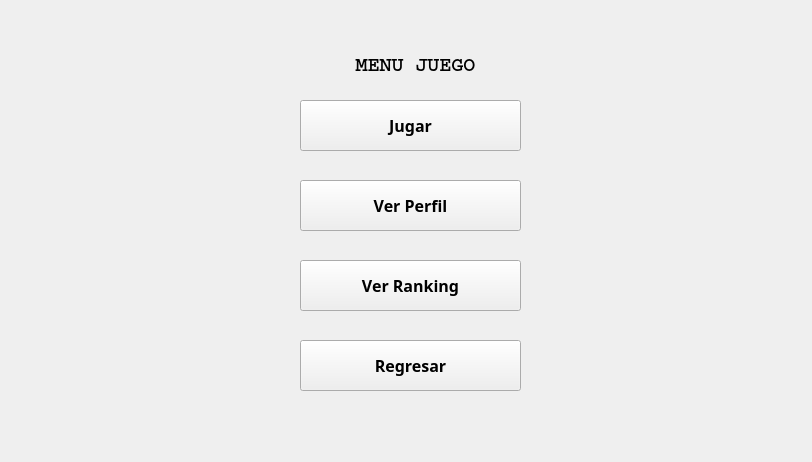
Above: Minesweeper/frmmenujuego.ui from WeaselSSH/Minesweeper before the change. Below: the same form after it.
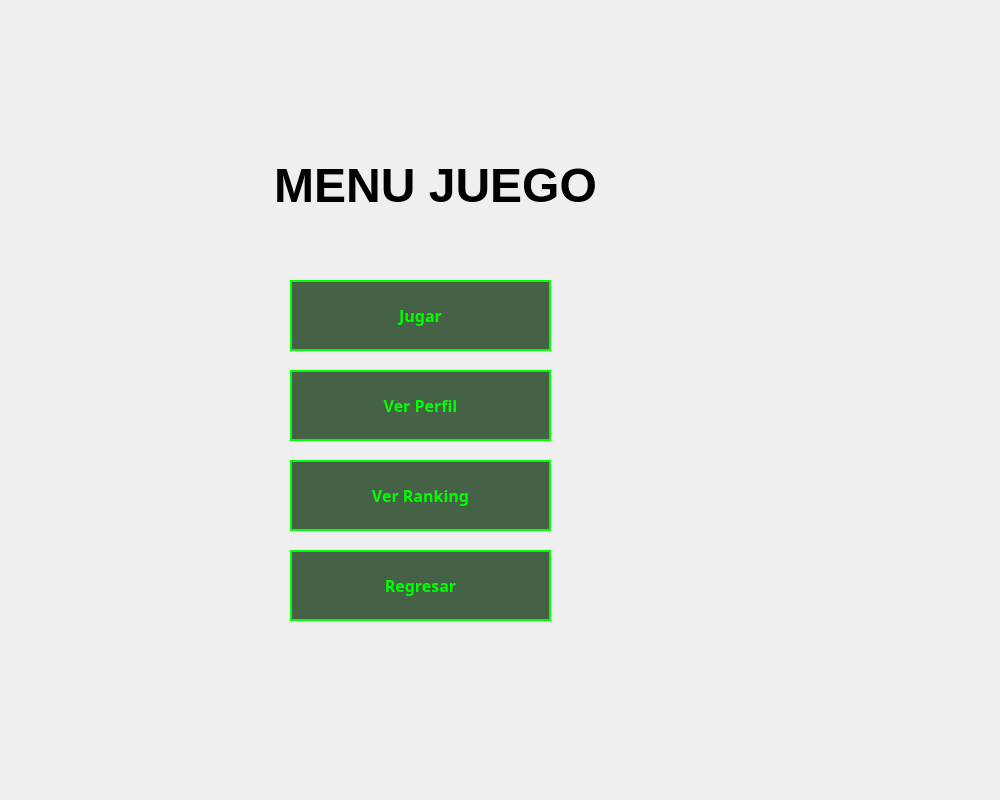
That is the form after the change.

```diff
--- a/Minesweeper/frmmenujuego.ui
+++ b/Minesweeper/frmmenujuego.ui
@@ -6,26 +6,52 @@
    <rect>
     <x>0</x>
     <y>0</y>
-    <width>812</width>
-    <height>462</height>
+    <width>1000</width>
+    <height>800</height>
    </rect>
   </property>
   <property name="windowTitle">
    <string>Form</string>
   </property>
+  <property name="styleSheet">
+   <string notr="true">QPushButton {
+    background-color: rgba(0, 40, 0, 180);
+    border: 2px solid #00FF00;             
+    color: #00FF00;                       
+    font-family: 'Press Start 2P';
+	font-style:bold;         
+    padding: 10px;
+    text-transform: uppercase;
+}
+
+
+QPushButton:hover {
+    background-color: #004400;
+    border-color: #55FF55;                
+    color: #55FF55;
+  
+    box-shadow: 0 0 10px #00FF00; 
+}
+
+
+QPushButton:pressed {
+    background-color: #00FF00;
+    color: #050A05;                     
+}</string>
+  </property>
   <widget class="QLabel" name="label">
    <property name="geometry">
     <rect>
-     <x>260</x>
-     <y>40</y>
-     <width>311</width>
-     <height>51</height>
+     <x>240</x>
+     <y>150</y>
+     <width>391</width>
+     <height>71</height>
     </rect>
    </property>
    <property name="font">
     <font>
-     <family>Courier</family>
-     <pointsize>15</pointsize>
+     <family>Segoe UI</family>
+     <pointsize>36</pointsize>
      <bold>true</bold>
     </font>
    </property>
@@ -39,15 +65,15 @@
   <widget class="QPushButton" name="btnJugar">
    <property name="geometry">
     <rect>
-     <x>300</x>
-     <y>100</y>
-     <width>221</width>
-     <height>51</height>
+     <x>290</x>
+     <y>280</y>
+     <width>261</width>
+     <height>71</height>
     </rect>
    </property>
    <property name="font">
     <font>
-     <family>8514oem</family>
+     <family>Press Start 2P</family>
      <pointsize>12</pointsize>
      <bold>true</bold>
     </font>
@@ -59,15 +85,15 @@
   <widget class="QPushButton" name="btnRegresar">
    <property name="geometry">
     <rect>
-     <x>300</x>
-     <y>340</y>
-     <width>221</width>
-     <height>51</height>
+     <x>290</x>
+     <y>550</y>
+     <width>261</width>
+     <height>71</height>
     </rect>
    </property>
    <property name="font">
     <font>
-     <family>8514oem</family>
+     <family>Press Start 2P</family>
      <pointsize>12</pointsize>
      <bold>true</bold>
     </font>
@@ -79,15 +105,15 @@
   <widget class="QPushButton" name="btnVerPerfil">
    <property name="geometry">
     <rect>
-     <x>300</x>
-     <y>180</y>
-     <width>221</width>
-     <height>51</height>
+     <x>290</x>
+     <y>370</y>
+     <width>261</width>
+     <height>71</height>
     </rect>
    </property>
    <property name="font">
     <font>
-     <family>8514oem</family>
+     <family>Press Start 2P</family>
      <pointsize>12</pointsize>
      <bold>true</bold>
     </font>
@@ -99,15 +125,15 @@
   <widget class="QPushButton" name="btnRanking">
    <property name="geometry">
     <rect>
-     <x>300</x>
-     <y>260</y>
-     <width>221</width>
-     <height>51</height>
+     <x>290</x>
+     <y>460</y>
+     <width>261</width>
+     <height>71</height>
     </rect>
    </property>
    <property name="font">
     <font>
-     <family>8514oem</family>
+     <family>Press Start 2P</family>
      <pointsize>12</pointsize>
      <bold>true</bold>
     </font>
```
